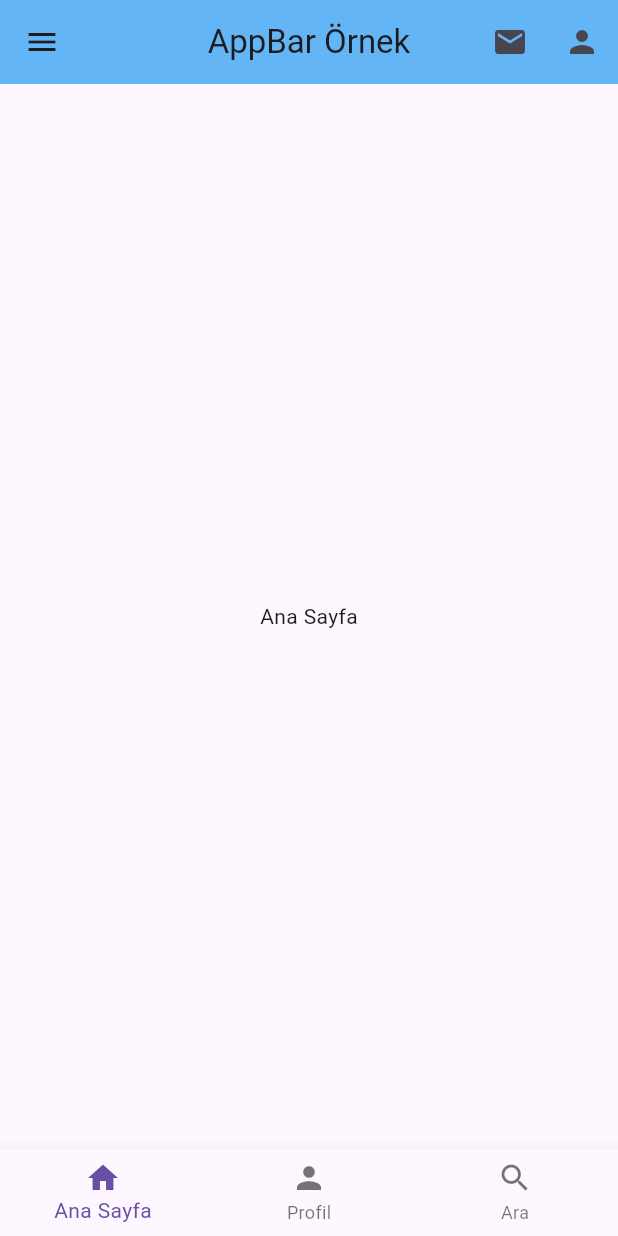
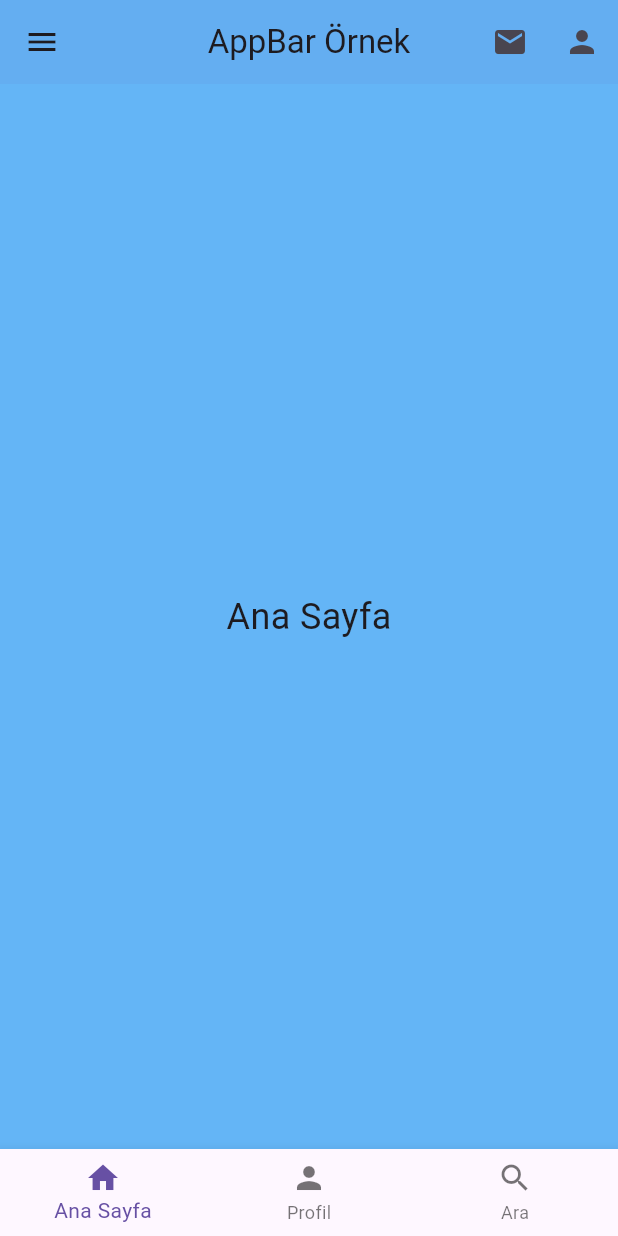
Before and after one commit to hknaydin/Flutter-Dersleri, a Flutter app: the AppNavigator screen opened directly, on a phone screen of 412 x 824 dp. Run offline on Flutter 3.47's test engine with Material 3 defaults, Android fonts, the phone set to English and light mode, and no system bars.

Commit message:
appbar version

```diff
--- a/ders6/lib/main3.dart
+++ b/ders6/lib/main3.dart
@@ -51,9 +51,22 @@ class _AppNavigatorState extends State<AppNavigator> {
         ),
         title: const Text("AppBar Örnek"),
         centerTitle: true,
-        backgroundColor: Colors.blue[300],
+        backgroundColor: _getBackgroundColor(), // AppBar'ın arka plan rengi
+        elevation: 2, // Border eklemek için elevation değerini ayarlayabilirsiniz
       ),
-      body: _pages[_currentIndex],
+      body: Stack(
+        children: [
+          Container(
+            color: _getBackgroundColor(), // Ortadaki metinlerin arka plan rengi
+          ),
+          Center(
+            child: Text(
+              "Ana Sayfa",
+              style: TextStyle(fontSize: 24),
+            ),
+          ),
+        ],
+      ),
       bottomNavigationBar: BottomNavigationBar(
         currentIndex: _currentIndex,
         onTap: (index) {
@@ -78,13 +91,27 @@ class _AppNavigatorState extends State<AppNavigator> {
       ),
     );
   }
+
+  Color? _getBackgroundColor() {
+    // İstenilen arka plan rengini döndüren işlev
+    switch (_currentIndex) {
+      case 0:
+        return Colors.blue[300];
+      case 1:
+        return Colors.green[300];
+      case 2:
+        return Colors.orange[300];
+      default:
+        return Colors.blue[300];
+    }
+  }
 }
 
 class HomePage extends StatelessWidget {
   @override
   Widget build(BuildContext context) {
-    return Center(
-      child: Text("Ana Sayfa"),
+    return Container(
+      color: Colors.blue[300], // Ana Sayfa içeriğinin arka plan rengi
     );
   }
 }
@@ -92,8 +119,8 @@ class HomePage extends StatelessWidget {
 class ProfilePage extends StatelessWidget {
   @override
   Widget build(BuildContext context) {
-    return Center(
-      child: Text("Profil Sayfası"),
+    return Container(
+      color: Colors.green[300], // Profil Sayfası içeriğinin arka plan rengi
     );
   }
 }
@@ -101,8 +128,8 @@ class ProfilePage extends StatelessWidget {
 class SearchPage extends StatelessWidget {
   @override
   Widget build(BuildContext context) {
-    return Center(
-      child: Text("Ara Sayfası"),
+    return Container(
+      color: Colors.orange[300], // Ara Sayfası içeriğinin arka plan rengi
     );
   }
 }
```
